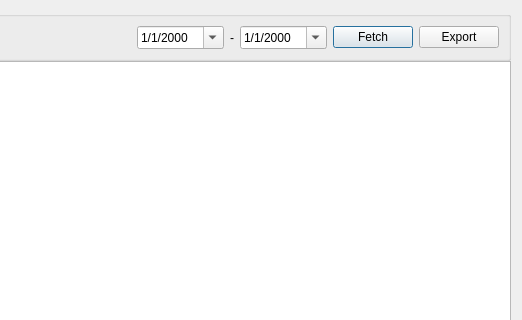
This is charts/balance_sheet/balancesheetdialog.ui in ytxerp/ytx-client as Qt 5 draws it before an edit; both pictures show x 558 to 1080 and y 0 to 320 of the 1080 by 547 pixel window. The edited form follows.
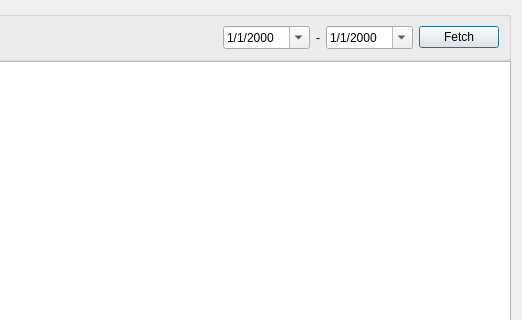
This is the edited form. Custom widgets are drawn as their Qt base class.

Commit message: Remove Unimplement Export QPushButton

What changed in the file:
```diff
--- a/charts/balance_sheet/balancesheetdialog.ui
+++ b/charts/balance_sheet/balancesheetdialog.ui
@@ -117,13 +117,6 @@
         </property>
        </widget>
       </item>
-      <item>
-       <widget class="QPushButton" name="pushButtonExport">
-        <property name="text">
-         <string>Export</string>
-        </property>
-       </widget>
-      </item>
      </layout>
     </widget>
    </item>
```
The commit also changes 2 other files.
